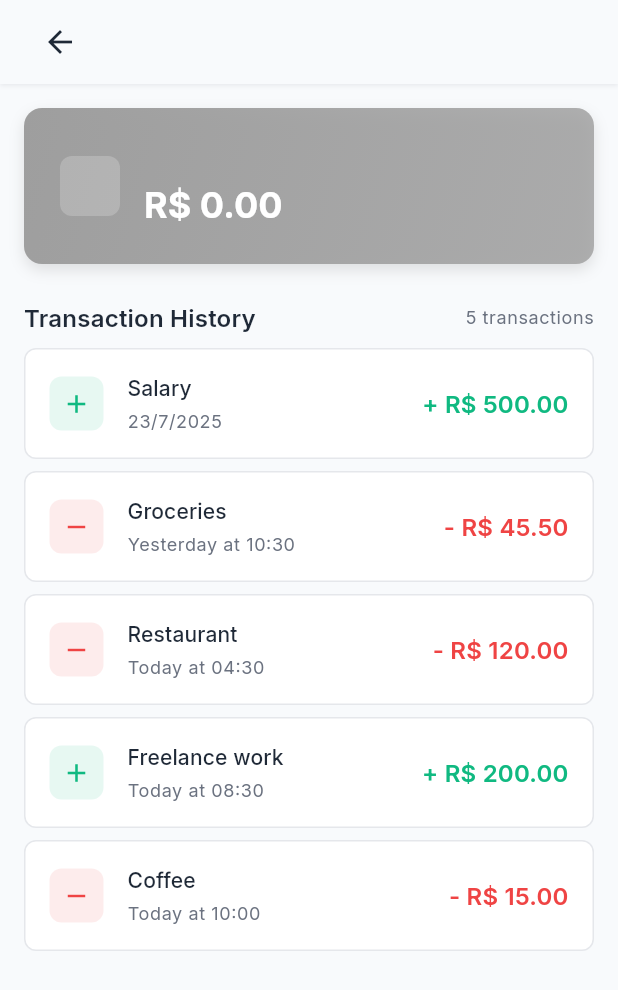
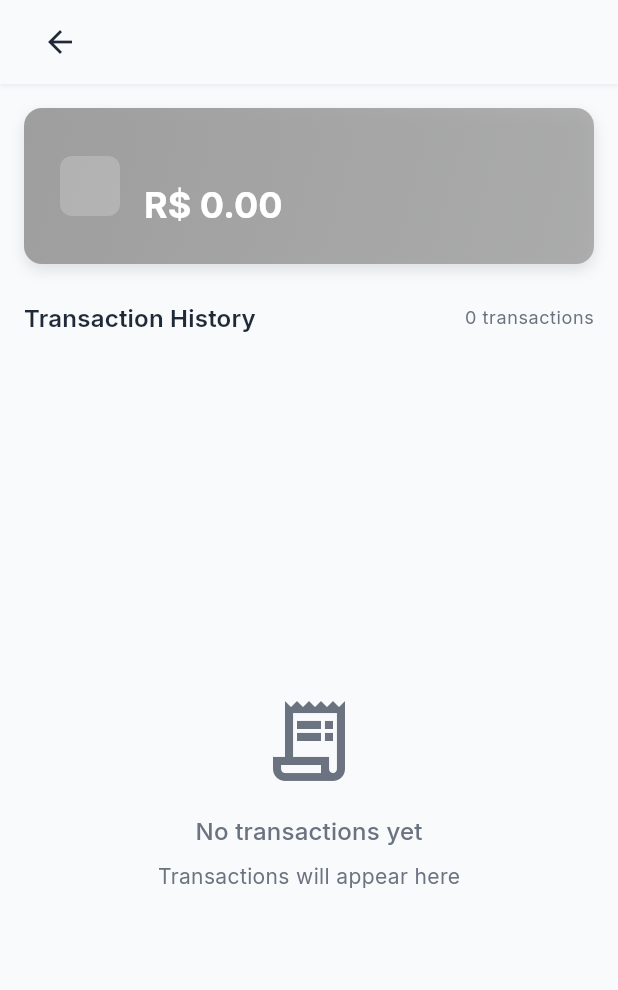
Before and after one commit to erikrestani/finance_clean_architecture, a Flutter app: the AccountStatementScreen screen opened directly with empty values, on a phone screen of 412 x 824 dp. Shown: the top 990 px of the screen. Run offline on Flutter 3.47's test engine with Material 3 defaults, Android fonts, the phone set to English and light mode, and no system bars; our stand-ins replace flutter_riverpod, google_fonts, riverpod_annotation, shared_preferences; accounts and stored records are empty; generated files the repository leaves out were written again.

Commit message:
feat: local storage funcionality in wallet screen/extract

```diff
--- a/lib/domain/repositories/account_repository.dart
+++ b/lib/domain/repositories/account_repository.dart
@@ -6,7 +6,7 @@ abstract class AccountRepository {
   Future<Account> createAccount(Account account);
   Future<Account> updateAccount(Account account);
   Future<void> deleteAccount(String id);
-  Future<Account> addBalance(String accountId, double amount);
-  Future<Account> subtractBalance(String accountId, double amount);
+  Future<Account> addBalance(String accountId, double amount, String description);
+  Future<Account> subtractBalance(String accountId, double amount, String description);
   Future<double> getTotalBalance();
 }
--- a/lib/features/wallet/screens/account_statement_screen.dart
+++ b/lib/features/wallet/screens/account_statement_screen.dart
@@ -1,18 +1,20 @@
 import 'package:flutter/material.dart';
+import 'package:flutter_riverpod/flutter_riverpod.dart';
 import '../../../core/constants/app_constants.dart';
 import '../../../core/theme/app_theme.dart';
 import '../../../core/utils/date_formatter.dart';
 import '../../../domain/entities/account.dart';
 import '../../../domain/entities/transaction.dart';
+import '../../../domain/repositories/local_storage_repository.dart';
 import '../../../shared/widgets/app_bar.dart';
 
-class AccountStatementScreen extends StatelessWidget {
+class AccountStatementScreen extends ConsumerWidget {
   final Account account;
 
   const AccountStatementScreen({super.key, required this.account});
 
   @override
-  Widget build(BuildContext context) {
+  Widget build(BuildContext context, WidgetRef ref) {
     return Scaffold(
       backgroundColor: AppTheme.backgroundColor,
       appBar: CustomAppBar(showBackButton: true),
@@ -90,11 +92,17 @@ class AccountStatementScreen extends StatelessWidget {
                   ),
                 ),
                 const Spacer(),
-                Text(
-                  '${_getMockTransactions().length} transactions',
+                FutureBuilder<List<Transaction>>(
+                  future: LocalStorageRepositoryImpl().getTransactions(account.id),
+                  builder: (context, snapshot) {
+                    final count = snapshot.data?.length ?? 0;
+                    return Text(
+                      '$count transactions',
                       style: Theme.of(context).textTheme.bodySmall?.copyWith(
                         color: AppTheme.textSecondaryColor,
                       ),
+                    );
+                  },
                 ),
               ],
             ),
@@ -106,7 +114,40 @@ class AccountStatementScreen extends StatelessWidget {
   }
 
   Widget _buildTransactionsTable(BuildContext context) {
-    final transactions = _getMockTransactions();
+    return FutureBuilder<List<Transaction>>(
+      future: LocalStorageRepositoryImpl().getTransactions(account.id),
+      builder: (context, snapshot) {
+        if (snapshot.connectionState == ConnectionState.waiting) {
+          return const Center(
+            child: CircularProgressIndicator(
+              color: AppTheme.primaryColor,
+            ),
+          );
+        }
+
+        if (snapshot.hasError) {
+          return Center(
+            child: Column(
+              mainAxisAlignment: MainAxisAlignment.center,
+              children: [
+                Icon(
+                  Icons.error_outline,
+                  size: 64,
+                  color: AppTheme.errorColor,
+                ),
+                SizedBox(height: AppConstants.paddingMedium),
+                Text(
+                  'Error loading transactions',
+                  style: Theme.of(context).textTheme.titleMedium?.copyWith(
+                    color: AppTheme.errorColor,
+                  ),
+                ),
+              ],
+            ),
+          );
+        }
+
+        final transactions = snapshot.data ?? [];
 
         if (transactions.isEmpty) {
           return Center(
@@ -145,6 +186,8 @@ class AccountStatementScreen extends StatelessWidget {
           itemBuilder: (context, index) {
             final transaction = transactions[index];
             return _buildTransactionRow(context, transaction);
+          },
+        );
       },
     );
   }
@@ -212,43 +255,5 @@ class AccountStatementScreen extends StatelessWidget {
     );
   }
 
-  List<Transaction> _getMockTransactions() {
-    return [
-      Transaction(
-        id: '1',
-        amount: 500.0,
-        description: 'Salary',
-        type: TransactionType.credit,
-        date: DateTime.now().subtract(const Duration(days: 2)),
-      ),
-      Transaction(
-        id: '2',
-        amount: 45.50,
-        description: 'Groceries',
-        type: TransactionType.debit,
-        date: DateTime.now().subtract(const Duration(days: 1)),
-      ),
-      Transaction(
-        id: '3',
-        amount: 120.0,
-        description: 'Restaurant',
-        type: TransactionType.debit,
-        date: DateTime.now().subtract(const Duration(hours: 6)),
-      ),
-      Transaction(
-        id: '4',
-        amount: 200.0,
-        description: 'Freelance work',
-        type: TransactionType.credit,
-        date: DateTime.now().subtract(const Duration(hours: 2)),
-      ),
-      Transaction(
-        id: '5',
-        amount: 15.0,
-        description: 'Coffee',
-        type: TransactionType.debit,
-        date: DateTime.now().subtract(const Duration(minutes: 30)),
-      ),
-    ];
+
 }
-}
--- a/lib/features/wallet/screens/wallet_screen.dart
+++ b/lib/features/wallet/screens/wallet_screen.dart
@@ -135,7 +135,7 @@ class WalletScreen extends ConsumerWidget {
     double amount,
     String description,
   ) {
-    ref.read(walletControllerProvider.notifier).addBalance(accountId, amount);
+    ref.read(walletControllerProvider.notifier).addBalance(accountId, amount, description);
   }
 
   void _subtractBalance(
@@ -147,7 +147,7 @@ class WalletScreen extends ConsumerWidget {
   ) {
     ref
         .read(walletControllerProvider.notifier)
-        .subtractBalance(accountId, amount);
+        .subtractBalance(accountId, amount, description);
   }
 
   void _deleteAccount(BuildContext context, WidgetRef ref, String accountId) {
--- a/pubspec.yaml
+++ b/pubspec.yaml
@@ -41,6 +41,11 @@ dependencies:
 
   # Utilities
   uuid: ^4.5.1
+
+  # Local Storage
+  shared_preferences: ^2.2.2
+  hive: ^2.2.3
+  hive_flutter: ^1.1.0
 
   # UI Components
   google_fonts: ^6.2.1
```
Also changed, not shown: lib/domain/entities/transaction.dart (+22 -0 lines), lib/domain/repositories/account_repository_impl.dart (+57 -61 lines), lib/domain/repositories/local_storage_repository.dart (added, +78 -0 lines), lib/features/wallet/controllers/wallet_controller.dart (+4 -4 lines), lib/features/wallet/widgets/add_account_dialog.dart (+5 -7 lines), pubspec.lock, 1 other file. Lines whose indentation alone changed are shown as unchanged.
